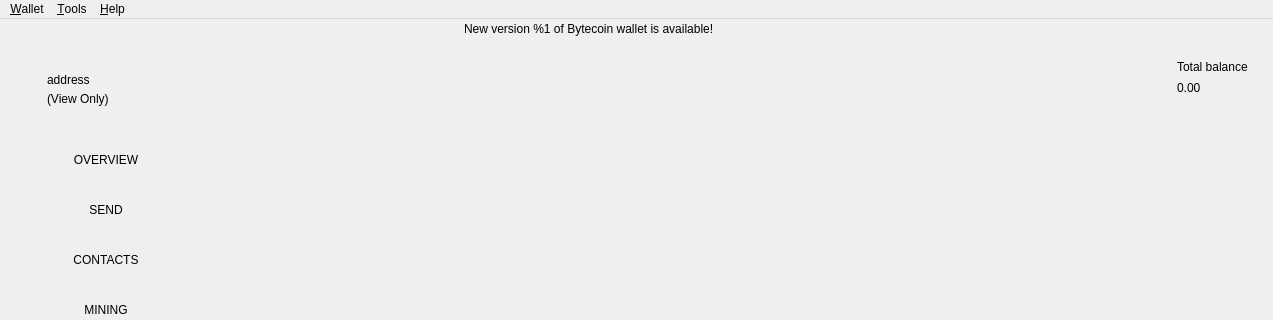
bcndev/bytecoin-gui, file src/mainwindow.ui: the form before one commit; both pictures show x 0 to 1273 and y 0 to 320 of the 1273 by 824 pixel window.
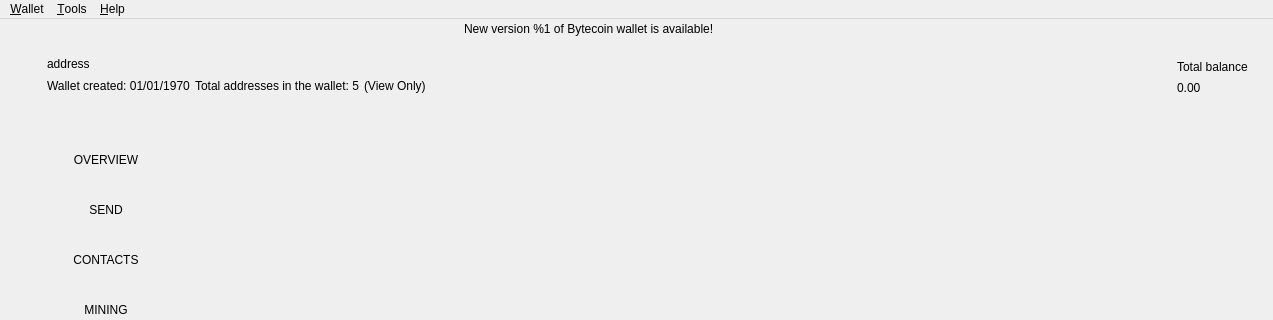
The form after the commit. Icons and pictures are not drawn. Custom widgets are drawn as their Qt base class.

```diff
--- a/src/mainwindow.ui
+++ b/src/mainwindow.ui
@@ -229,11 +229,54 @@
              </widget>
             </item>
             <item>
-             <widget class="QLabel" name="m_viewOnlyLabel">
-              <property name="text">
-               <string>(View Only)</string>
-              </property>
-             </widget>
+             <layout class="QHBoxLayout" name="horizontalLayout_4">
+              <item>
+               <widget class="QLabel" name="m_creationTimestampLabel">
+                <property name="sizePolicy">
+                 <sizepolicy hsizetype="Preferred" vsizetype="Preferred">
+                  <horstretch>0</horstretch>
+                  <verstretch>0</verstretch>
+                 </sizepolicy>
+                </property>
+                <property name="text">
+                 <string>Wallet created: 01/01/1970</string>
+                </property>
+               </widget>
+              </item>
+              <item>
+               <widget class="QLabel" name="m_addressesCountLabel">
+                <property name="text">
+                 <string>Total addresses in the wallet: 5</string>
+                </property>
+               </widget>
+              </item>
+              <item>
+               <widget class="QLabel" name="m_viewOnlyLabel">
+                <property name="sizePolicy">
+                 <sizepolicy hsizetype="Preferred" vsizetype="Preferred">
+                  <horstretch>0</horstretch>
+                  <verstretch>0</verstretch>
+                 </sizepolicy>
+                </property>
+                <property name="text">
+                 <string>(View Only)</string>
+                </property>
+               </widget>
+              </item>
+              <item>
+               <spacer name="horizontalSpacer_6">
+                <property name="orientation">
+                 <enum>Qt::Horizontal</enum>
+                </property>
+                <property name="sizeHint" stdset="0">
+                 <size>
+                  <width>40</width>
+                  <height>20</height>
+                 </size>
+                </property>
+               </spacer>
+              </item>
+             </layout>
             </item>
             <item>
              <spacer name="verticalSpacer_2">
@@ -246,7 +289,7 @@
               <property name="sizeHint" stdset="0">
                <size>
                 <width>20</width>
-                <height>40</height>
+                <height>65</height>
                </size>
               </property>
              </spacer>
```
